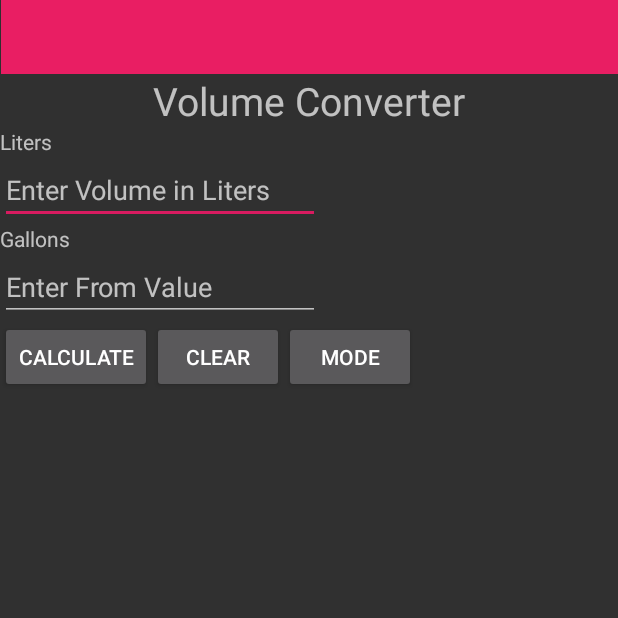
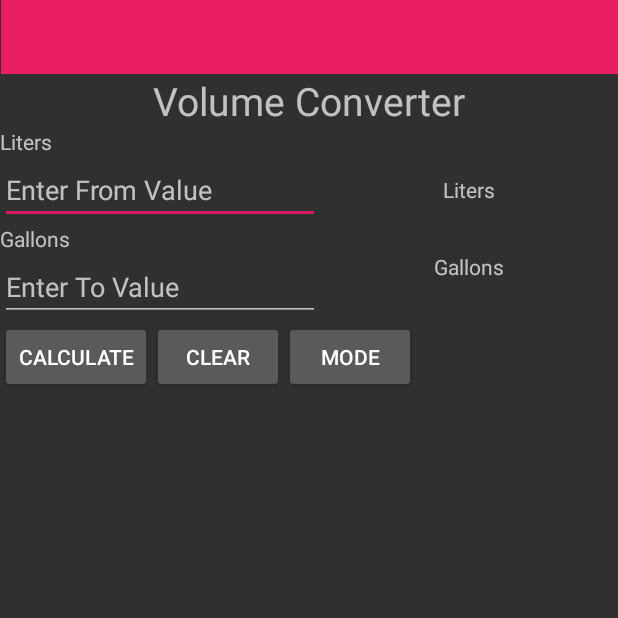
Before and after one commit to Ockerse/CIS357-Homework-5, an Android app: the screen it shows after launch (MainActivity), after a tap on "MODE", on a phone screen of 412 x 824 dp, the top half of it. Run offline under Robolectric (Android 15) with nearby library versions, the phone set to English and light mode, and no system bars.

Commit message:
added conversion labels

```diff
--- a/app/src/main/java/com/example/conversioncalculator/MainActivity.java
+++ b/app/src/main/java/com/example/conversioncalculator/MainActivity.java
@@ -33,12 +33,17 @@ public class MainActivity extends AppCompatActivity {
         TextView fromLabel = (TextView) findViewById(R.id.fromLabel);
         TextView titleLabel = (TextView) findViewById(R.id.titleLabel);
 
+        TextView fromValue = (TextView) findViewById(R.id.fromValue);
+        TextView toValue = (TextView) findViewById(R.id.toValue);
+
         Button clearButton = (Button) findViewById(R.id.clearButton);
         Button modeButton = (Button) findViewById(R.id.modeButton);
         Button calculateButton = (Button) findViewById(R.id.calculateButton);
 
         toLabel.setText("Meters");
         fromLabel.setText("Yards");
+        toValue.setText("Meters");
+        fromValue.setText("Yards");
 
 
 
@@ -54,15 +59,19 @@ public class MainActivity extends AppCompatActivity {
             fromField.setText("");
             if (mode == 0) {
                 titleLabel.setText("Volume Converter");
-                fromField.setHint("Enter Volume in Liters");
-                toField.setHint("Enter From Value");
+                fromField.setHint("Enter From Value");
+                toField.setHint("Enter To Value");
+                fromValue.setText("Liters");
+                toValue.setText("Gallons");
                 toLabel.setText("Gallons");
                 fromLabel.setText("Liters");
                 mode++;
             } else {
                 titleLabel.setText("Length Converter");
-                fromField.setHint("Enter Length in Yards");
+                fromField.setHint("Enter From Value");
                 toField.setHint("Enter To Value");
+                fromValue.setText("Yards");
+                toValue.setText("Meters");
                 toLabel.setText("Meters");
                 fromLabel.setText("Yards");
                 mode--;
--- a/app/src/main/res/layout/activity_main.xml
+++ b/app/src/main/res/layout/activity_main.xml
@@ -88,4 +88,24 @@
         app:layout_constraintStart_toStartOf="parent"
         app:layout_constraintTop_toTopOf="parent" />
 
+    <TextView
+        android:id="@+id/fromValue"
+        android:layout_width="wrap_content"
+        android:layout_height="wrap_content"
+        android:layout_marginTop="32dp"
+        android:text="Yards"
+        app:layout_constraintEnd_toEndOf="parent"
+        app:layout_constraintStart_toEndOf="@+id/fromTextField"
+        app:layout_constraintTop_toBottomOf="@+id/titleLabel" />
+
+    <TextView
+        android:id="@+id/toValue"
+        android:layout_width="wrap_content"
+        android:layout_height="wrap_content"
+        android:layout_marginTop="32dp"
+        android:text="Meters"
+        app:layout_constraintEnd_toEndOf="parent"
+        app:layout_constraintStart_toEndOf="@+id/toTextField"
+        app:layout_constraintTop_toBottomOf="@+id/fromValue" />
+
 </androidx.constraintlayout.widget.ConstraintLayout>
```
